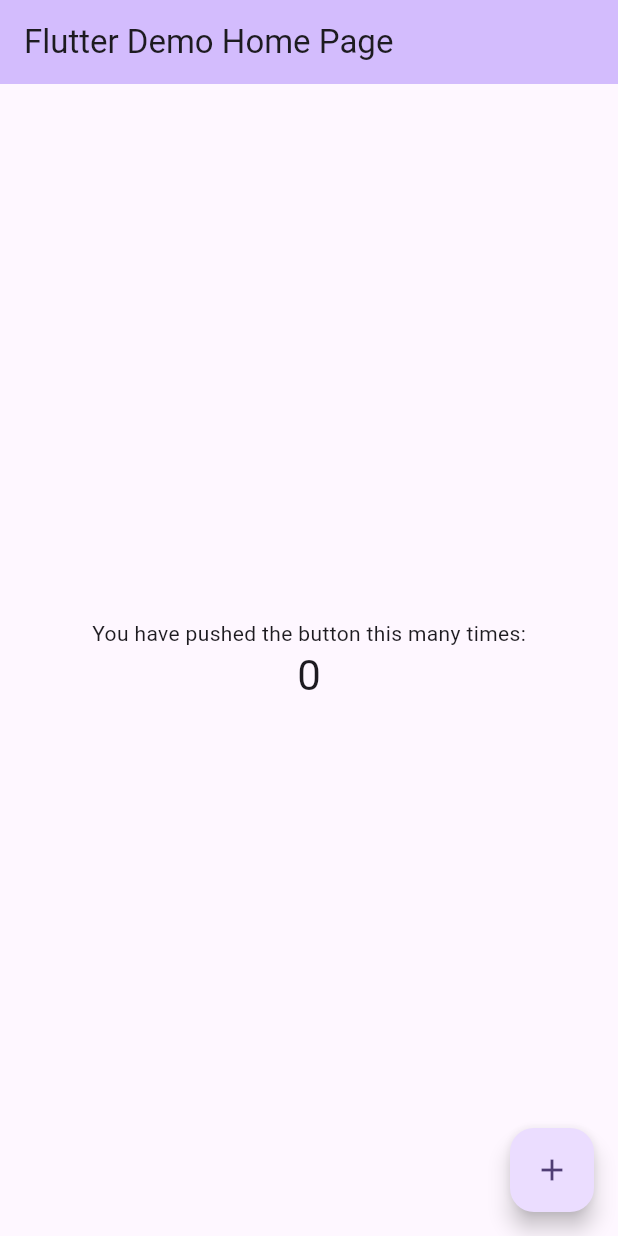
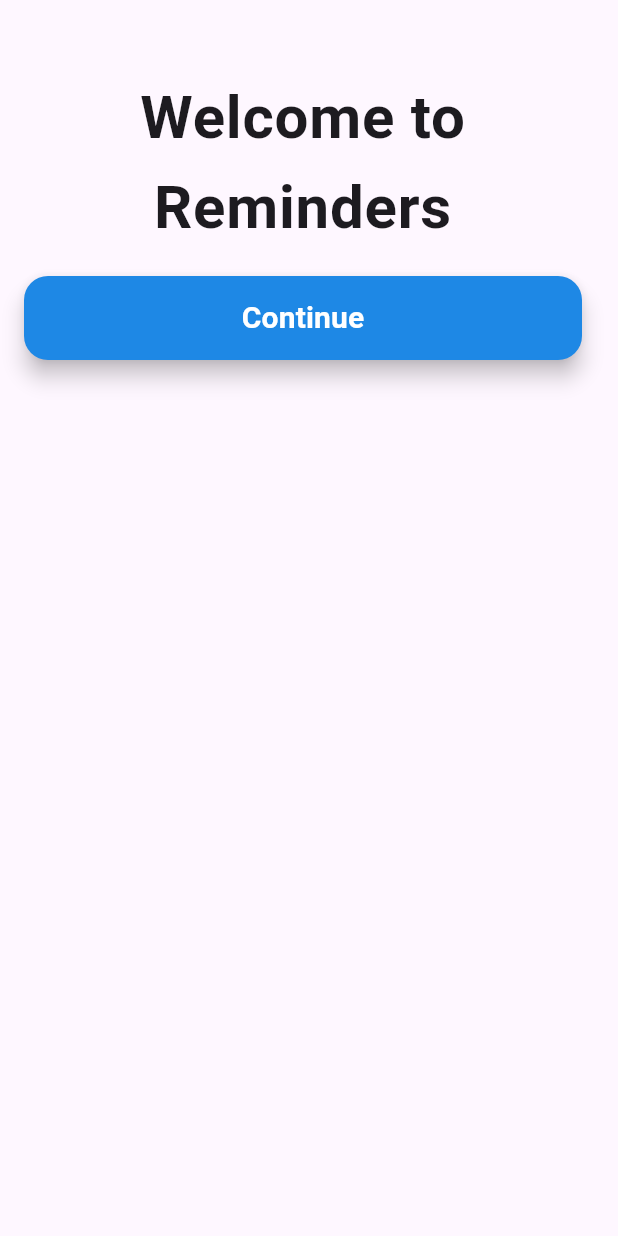
Before and after one commit to jdmc-unah/Tarea-02-Flutter-Unah-2025, a Flutter app: the screen it shows after launch, on a phone screen of 412 x 824 dp. Run offline on Flutter 3.47's test engine with Material 3 defaults, Android fonts, the phone set to English and light mode, and no system bars.

Commit message:
AgregarListview con  bienvenida y boton flotante

```diff
--- a/reminders_app/lib/main.dart
+++ b/reminders_app/lib/main.dart
@@ -1,4 +1,5 @@
 import 'package:flutter/material.dart';
+import './views/home.dart';
 
 void main() {
   runApp(const MyApp());
@@ -7,116 +8,8 @@ void main() {
 class MyApp extends StatelessWidget {
   const MyApp({super.key});
 
-  // This widget is the root of your application.
   @override
   Widget build(BuildContext context) {
-    return MaterialApp(
-      title: 'Flutter Demo',
-      theme: ThemeData(
-        // This is the theme of your application.
-        //
-        // TRY THIS: Try running your application with "flutter run". You'll see
-        // the application has a purple toolbar. Then, without quitting the app,
-        // try changing the seedColor in the colorScheme below to Colors.green
-        // and then invoke "hot reload" (save your changes or press the "hot
-        // reload" button in a Flutter-supported IDE, or press "r" if you used
-        // the command line to start the app).
-        //
-        // Notice that the counter didn't reset back to zero; the application
-        // state is not lost during the reload. To reset the state, use hot
-        // restart instead.
-        //
-        // This works for code too, not just values: Most code changes can be
-        // tested with just a hot reload.
-        colorScheme: ColorScheme.fromSeed(seedColor: Colors.deepPurple),
-      ),
-      home: const MyHomePage(title: 'Flutter Demo Home Page'),
-    );
+    return MaterialApp(home: Home());
   }
 }
-
-class MyHomePage extends StatefulWidget {
-  const MyHomePage({super.key, required this.title});
-
-  // This widget is the home page of your application. It is stateful, meaning
-  // that it has a State object (defined below) that contains fields that affect
-  // how it looks.
-
-  // This class is the configuration for the state. It holds the values (in this
-  // case the title) provided by the parent (in this case the App widget) and
-  // used by the build method of the State. Fields in a Widget subclass are
-  // always marked "final".
-
-  final String title;
-
-  @override
-  State<MyHomePage> createState() => _MyHomePageState();
-}
-
-class _MyHomePageState extends State<MyHomePage> {
-  int _counter = 0;
-
-  void _incrementCounter() {
-    setState(() {
-      // This call to setState tells the Flutter framework that something has
-      // changed in this State, which causes it to rerun the build method below
-      // so that the display can reflect the updated values. If we changed
-      // _counter without calling setState(), then the build method would not be
-      // called again, and so nothing would appear to happen.
-      _counter++;
-    });
-  }
-
-  @override
-  Widget build(BuildContext context) {
-    // This method is rerun every time setState is called, for instance as done
-    // by the _incrementCounter method above.
-    //
-    // The Flutter framework has been optimized to make rerunning build methods
-    // fast, so that you can just rebuild anything that needs updating rather
-    // than having to individually change instances of widgets.
-    return Scaffold(
-      appBar: AppBar(
-        // TRY THIS: Try changing the color here to a specific color (to
-        // Colors.amber, perhaps?) and trigger a hot reload to see the AppBar
-        // change color while the other colors stay the same.
-        backgroundColor: Theme.of(context).colorScheme.inversePrimary,
-        // Here we take the value from the MyHomePage object that was created by
-        // the App.build method, and use it to set our appbar title.
-        title: Text(widget.title),
-      ),
-      body: Center(
-        // Center is a layout widget. It takes a single child and positions it
-        // in the middle of the parent.
-        child: Column(
-          // Column is also a layout widget. It takes a list of children and
-          // arranges them vertically. By default, it sizes itself to fit its
-          // children horizontally, and tries to be as tall as its parent.
-          //
-          // Column has various properties to control how it sizes itself and
-          // how it positions its children. Here we use mainAxisAlignment to
-          // center the children vertically; the main axis here is the vertical
-          // axis because Columns are vertical (the cross axis would be
-          // horizontal).
-          //
-          // TRY THIS: Invoke "debug painting" (choose the "Toggle Debug Paint"
-          // action in the IDE, or press "p" in the console), to see the
-          // wireframe for each widget.
-          mainAxisAlignment: MainAxisAlignment.center,
-          children: <Widget>[
-            const Text('You have pushed the button this many times:'),
-            Text(
-              '$_counter',
-              style: Theme.of(context).textTheme.headlineMedium,
-            ),
-          ],
-        ),
-      ),
-      floatingActionButton: FloatingActionButton(
-        onPressed: _incrementCounter,
-        tooltip: 'Increment',
-        child: const Icon(Icons.add),
-      ), // This trailing comma makes auto-formatting nicer for build methods.
-    );
-  }
-}
--- /dev/null
+++ b/reminders_app/lib/views/home.dart
@@ -0,0 +1,45 @@
+import 'package:flutter/material.dart';
+
+void main() {
+  runApp(const Home());
+}
+
+class Home extends StatelessWidget {
+  const Home({super.key});
+
+  @override
+  Widget build(BuildContext context) {
+    return Scaffold(
+      body: Center(
+        child: ListView(
+          children: [
+            SizedBox(height: 40),
+
+            ListTile(
+              title: Text(
+                'Welcome to Reminders',
+                style: TextStyle(fontSize: 40, fontWeight: FontWeight.bold),
+                textAlign: TextAlign.center,
+              ),
+            ),
+
+            ListTile(
+              title: FloatingActionButton(
+                onPressed: null,
+                backgroundColor: Colors.blue[600],
+                child: Text(
+                  'Continue',
+                  style: TextStyle(
+                    color: Colors.white,
+                    fontWeight: FontWeight.bold,
+                    fontSize: 20,
+                  ),
+                ),
+              ),
+            ),
+          ],
+        ),
+      ),
+    );
+  }
+}
```
